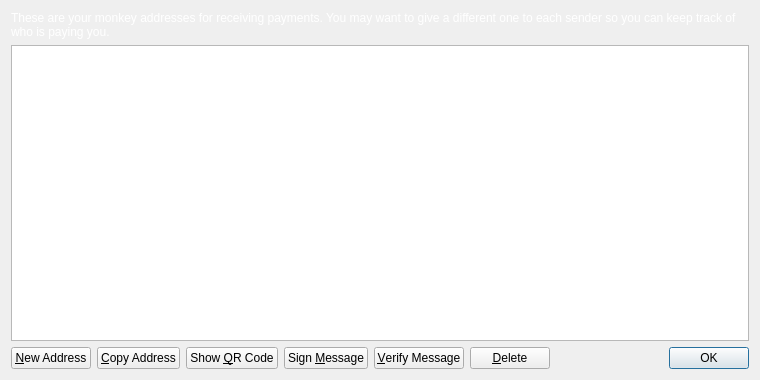
First picture: the form in src/qt/forms/addressbookpage.ui, repository Hi368768/Monkey, before the edit.
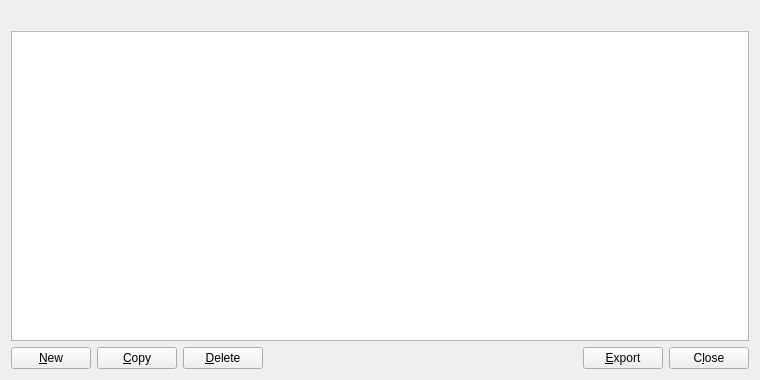
Second picture: the form after the edit. Icons and pictures are not drawn.

The edit to the form file:
```diff
--- a/src/qt/forms/addressbookpage.ui
+++ b/src/qt/forms/addressbookpage.ui
@@ -16,12 +16,6 @@
   <layout class="QVBoxLayout" name="verticalLayout">
    <item>
     <widget class="QLabel" name="labelExplanation">
-     <property name="styleSheet">
-      <string notr="true">color: #fff</string>
-     </property>
-     <property name="text">
-      <string>These are your monkey addresses for receiving payments. You may want to give a different one to each sender so you can keep track of who is paying you.</string>
-     </property>
      <property name="textFormat">
       <enum>Qt::PlainText</enum>
      </property>
@@ -66,12 +60,15 @@
         <string>Create a new address</string>
        </property>
        <property name="text">
-        <string>&amp;New Address</string>
+        <string>&amp;New</string>
        </property>
        <property name="icon">
         <iconset resource="../bitcoin.qrc">
          <normaloff>:/icons/add</normaloff>:/icons/add</iconset>
        </property>
+       <property name="autoDefault">
+        <bool>false</bool>
+       </property>
       </widget>
      </item>
      <item>
@@ -80,18 +77,14 @@
         <string>Copy the currently selected address to the system clipboard</string>
        </property>
        <property name="text">
-        <string>&amp;Copy Address</string>
+        <string>&amp;Copy</string>
        </property>
        <property name="icon">
         <iconset resource="../bitcoin.qrc">
          <normaloff>:/icons/editcopy</normaloff>:/icons/editcopy</iconset>
        </property>
-      </widget>
-     </item>
-     <item>
-      <widget class="QPushButton" name="showQRCode">
-       <property name="text">
-        <string>Show &amp;QR Code</string>
+       <property name="autoDefault">
+        <bool>false</bool>
        </property>
        <property name="icon">
         <iconset resource="../bitcoin.qrc">
@@ -100,35 +93,7 @@
       </widget>
      </item>
      <item>
-      <widget class="QPushButton" name="signMessage">
-       <property name="toolTip">
-        <string>Sign a message to prove you own a monkey address</string>
-       </property>
-       <property name="text">
-        <string>Sign &amp;Message</string>
-       </property>
-       <property name="icon">
-        <iconset resource="../bitcoin.qrc">
-         <normaloff>:/icons/edit</normaloff>:/icons/edit</iconset>
-       </property>
-      </widget>
-     </item>
-     <item>
-      <widget class="QPushButton" name="verifyMessage">
-       <property name="toolTip">
-        <string>Verify a message to ensure it was signed with a specified monkey address</string>
-       </property>
-       <property name="text">
-        <string>&amp;Verify Message</string>
-       </property>
-       <property name="icon">
-        <iconset resource="../bitcoin.qrc">
-         <normaloff>:/icons/transaction_0</normaloff>:/icons/transaction_0</iconset>
-       </property>
-      </widget>
-     </item>
-     <item>
-      <widget class="QPushButton" name="deleteButton">
+      <widget class="QPushButton" name="deleteAddress">
        <property name="toolTip">
         <string>Delete the currently selected address from the list</string>
        </property>
@@ -139,6 +104,9 @@
         <iconset resource="../bitcoin.qrc">
          <normaloff>:/icons/remove</normaloff>:/icons/remove</iconset>
        </property>
+       <property name="autoDefault">
+        <bool>false</bool>
+       </property>
       </widget>
      </item>
      <item>
@@ -155,15 +123,35 @@
       </spacer>
      </item>
      <item>
-      <widget class="QDialogButtonBox" name="buttonBox">
+      <widget class="QPushButton" name="exportButton">
+       <property name="toolTip">
+        <string>Export the data in the current tab to a file</string>
+       </property>
+       <property name="text">
+        <string>&amp;Export</string>
+       </property>
+       <property name="icon">
+        <iconset resource="../bitcoin.qrc">
+         <normaloff>:/icons/export</normaloff>:/icons/export</iconset>
+       </property>
+       <property name="autoDefault">
+        <bool>false</bool>
+       </property>
+      </widget>
+     </item>
+     <item>
+      <widget class="QPushButton" name="closeButton">
        <property name="sizePolicy">
-        <sizepolicy hsizetype="Maximum" vsizetype="Fixed">
+        <sizepolicy hsizetype="Minimum" vsizetype="Minimum">
          <horstretch>0</horstretch>
          <verstretch>0</verstretch>
         </sizepolicy>
        </property>
-       <property name="standardButtons">
-        <set>QDialogButtonBox::Ok</set>
+       <property name="text">
+        <string>C&amp;lose</string>
+       </property>
+       <property name="autoDefault">
+        <bool>false</bool>
        </property>
       </widget>
      </item>
```
Left out of the diff: 13 changed lines with no effect on the pictures.
